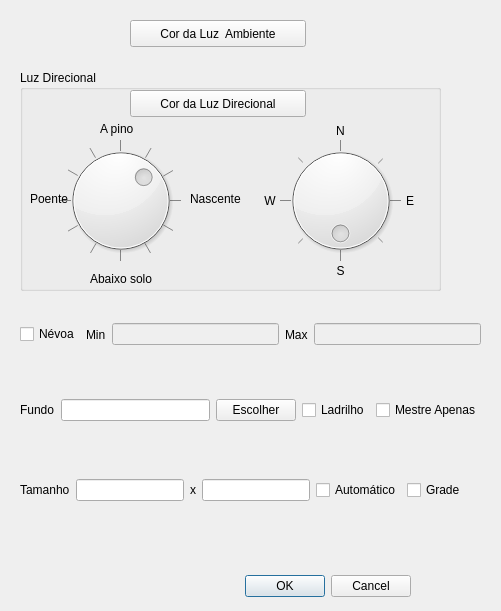
The window that ifg/qt/ui/iluminacao.ui (matferib/tabuleiro-virtual) describes before a commit, drawn with Qt 5.
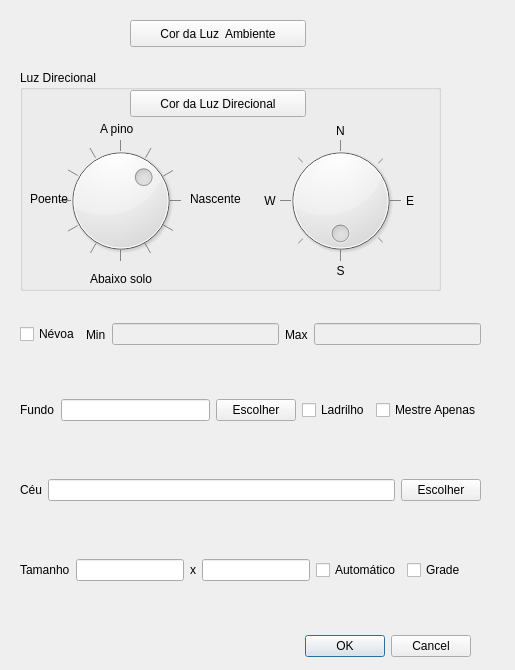
The same window after the commit.

Commit message: iluminacao.ui com campos de ceu

```diff
--- a/ifg/qt/ui/iluminacao.ui
+++ b/ifg/qt/ui/iluminacao.ui
@@ -6,8 +6,8 @@
    <rect>
     <x>0</x>
     <y>0</y>
-    <width>501</width>
-    <height>611</height>
+    <width>515</width>
+    <height>670</height>
    </rect>
   </property>
   <property name="windowTitle">
@@ -16,8 +16,8 @@
   <widget class="QDialogButtonBox" name="botoes">
    <property name="geometry">
     <rect>
-     <x>70</x>
-     <y>570</y>
+     <x>130</x>
+     <y>630</y>
      <width>341</width>
      <height>32</height>
     </rect>
@@ -82,8 +82,8 @@
    <property name="geometry">
     <rect>
      <x>20</x>
-     <y>450</y>
-     <width>463</width>
+     <y>530</y>
+     <width>461</width>
      <height>80</height>
     </rect>
    </property>
@@ -513,6 +513,35 @@
     </item>
    </layout>
   </widget>
+  <widget class="QWidget" name="horizontalLayoutWidget_4">
+   <property name="geometry">
+    <rect>
+     <x>20</x>
+     <y>450</y>
+     <width>461</width>
+     <height>80</height>
+    </rect>
+   </property>
+   <layout class="QHBoxLayout" name="horizontalLayout_4">
+    <item>
+     <widget class="QLabel" name="label_14">
+      <property name="text">
+       <string>Céu</string>
+      </property>
+     </widget>
+    </item>
+    <item>
+     <widget class="QLineEdit" name="linha_textura_ceu"/>
+    </item>
+    <item>
+     <widget class="QPushButton" name="botao_textura_ceu">
+      <property name="text">
+       <string>Escolher</string>
+      </property>
+     </widget>
+    </item>
+   </layout>
+  </widget>
  </widget>
  <resources/>
  <connections>
```
Left out of the diff: 2 changed lines with no effect on the pictures.
